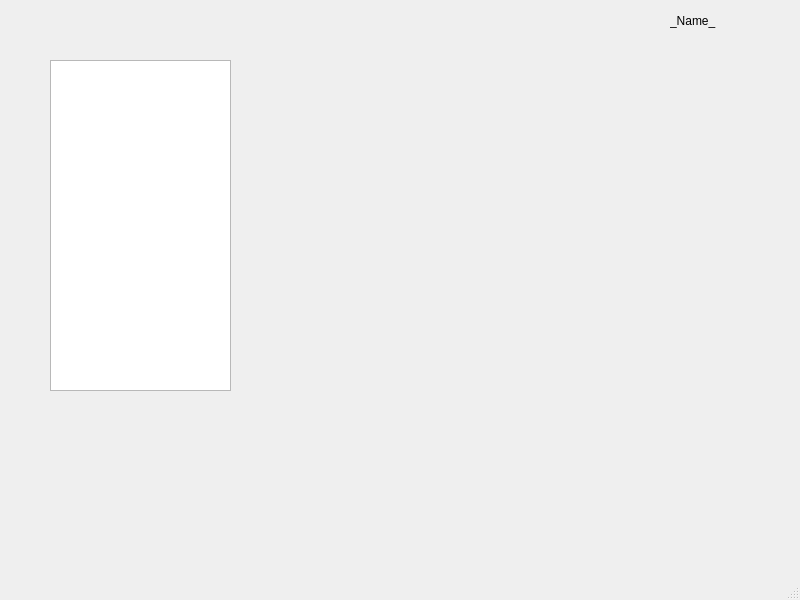
Above: mainwindow.ui from Andrii-sudo/Chat_Client before the change. Below: the same form after it.
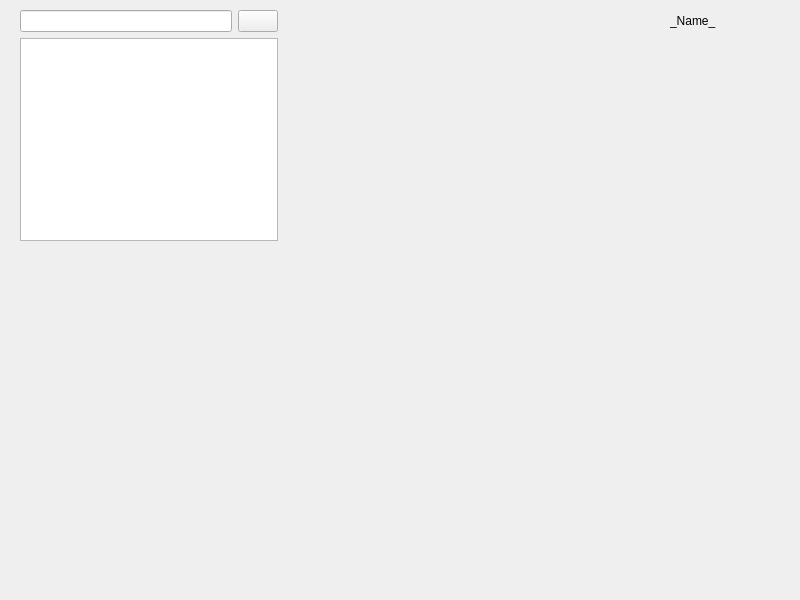
That is the form after the change. Icons and pictures are not drawn.

Commit message: Add user search system

Diff of the .ui file:
```diff
--- a/mainwindow.ui
+++ b/mainwindow.ui
@@ -27,28 +27,43 @@
      <string>_Name_</string>
     </property>
    </widget>
-   <widget class="QListView" name="listView">
+   <widget class="QWidget" name="">
     <property name="geometry">
      <rect>
-      <x>50</x>
-      <y>60</y>
-      <width>181</width>
-      <height>331</height>
+      <x>20</x>
+      <y>10</y>
+      <width>258</width>
+      <height>231</height>
      </rect>
     </property>
+    <layout class="QVBoxLayout" name="verticalLayout">
+     <item>
+      <layout class="QHBoxLayout" name="horizontalLayout">
+       <item>
+        <widget class="QLineEdit" name="txtSearch"/>
+       </item>
+       <item>
+        <widget class="QPushButton" name="btnSearch">
+         <property name="text">
+          <string/>
+         </property>
+         <property name="icon">
+          <iconset theme="QIcon::ThemeIcon::SystemSearch"/>
+         </property>
+        </widget>
+       </item>
+      </layout>
+     </item>
+     <item>
+      <widget class="QListView" name="lsChats">
+       <property name="editTriggers">
+        <set>QAbstractItemView::EditTrigger::NoEditTriggers</set>
+       </property>
+      </widget>
+     </item>
+    </layout>
    </widget>
   </widget>
-  <widget class="QMenuBar" name="menubar">
-   <property name="geometry">
-    <rect>
-     <x>0</x>
-     <y>0</y>
-     <width>800</width>
-     <height>25</height>
-    </rect>
-   </property>
-  </widget>
-  <widget class="QStatusBar" name="statusbar"/>
  </widget>
  <resources/>
  <connections/>
```
The commit also changes 4 other files.
